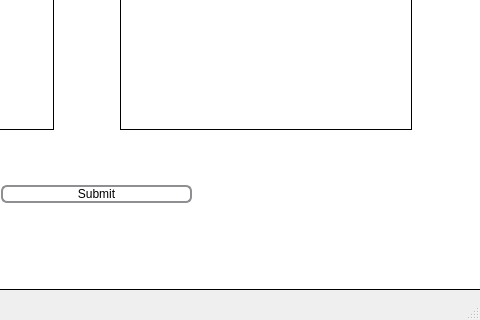
Above: mainwindow.ui from MohabGhobashy/Active-contour--Hough-transform-implementation before the change; both pictures show x 320 to 800 and y 280 to 600 of the 800 by 600 pixel window. Below: the same form after it.
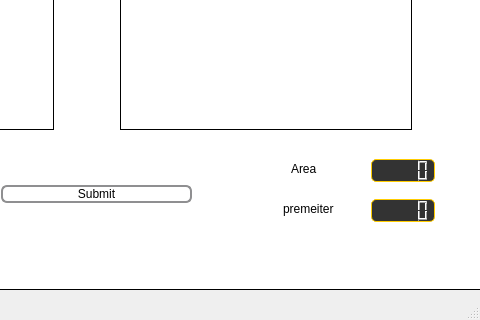
That is the form after the change. Icons and pictures are not drawn.

```diff
--- a/mainwindow.ui
+++ b/mainwindow.ui
@@ -453,6 +453,92 @@
        </item>
       </layout>
      </widget>
+     <widget class="QLCDNumber" name="Area">
+      <property name="geometry">
+       <rect>
+        <x>690</x>
+        <y>390</y>
+        <width>64</width>
+        <height>23</height>
+       </rect>
+      </property>
+      <property name="styleSheet">
+       <string notr="true">QLCDNumber {
+    color: #FFCC00; /* Text color */
+    background-color: #333; /* Background color */
+    border: 1px solid #FFCC00; /* Border style */
+    border-radius: 5px; /* Border radius */
+}
+
+QLCDNumber::segment {
+    background-color: #FFCC00; /* Segment color */
+}
+
+QLCDNumber::small {
+    font-size: 10pt; /* Small digit size */
+}
+
+QLCDNumber::large {
+    font-size: 20pt; /* Large digit size */
+}</string>
+      </property>
+     </widget>
+     <widget class="QLCDNumber" name="premetier">
+      <property name="geometry">
+       <rect>
+        <x>690</x>
+        <y>430</y>
+        <width>64</width>
+        <height>23</height>
+       </rect>
+      </property>
+      <property name="styleSheet">
+       <string notr="true">QLCDNumber {
+    color: #FFCC00; /* Text color */
+    background-color: #333; /* Background color */
+    border: 1px solid #FFCC00; /* Border style */
+    border-radius: 5px; /* Border radius */
+}
+
+QLCDNumber::segment {
+    background-color: #FFCC00; /* Segment color */
+}
+
+QLCDNumber::small {
+    font-size: 10pt; /* Small digit size */
+}
+
+QLCDNumber::large {
+    font-size: 20pt; /* Large digit size */
+}</string>
+      </property>
+     </widget>
+     <widget class="QLabel" name="label">
+      <property name="geometry">
+       <rect>
+        <x>610</x>
+        <y>390</y>
+        <width>71</width>
+        <height>20</height>
+       </rect>
+      </property>
+      <property name="text">
+       <string>Area</string>
+      </property>
+     </widget>
+     <widget class="QLabel" name="label_2">
+      <property name="geometry">
+       <rect>
+        <x>602</x>
+        <y>430</y>
+        <width>71</width>
+        <height>20</height>
+       </rect>
+      </property>
+      <property name="text">
+       <string>premeiter</string>
+      </property>
+     </widget>
     </widget>
    </widget>
   </widget>
```
